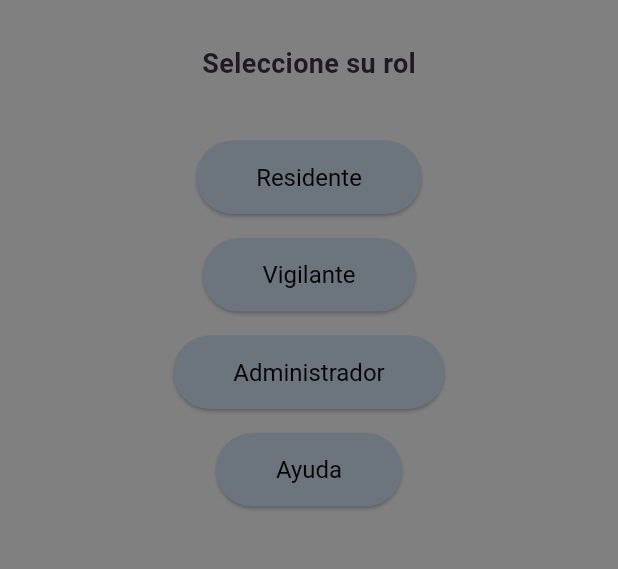
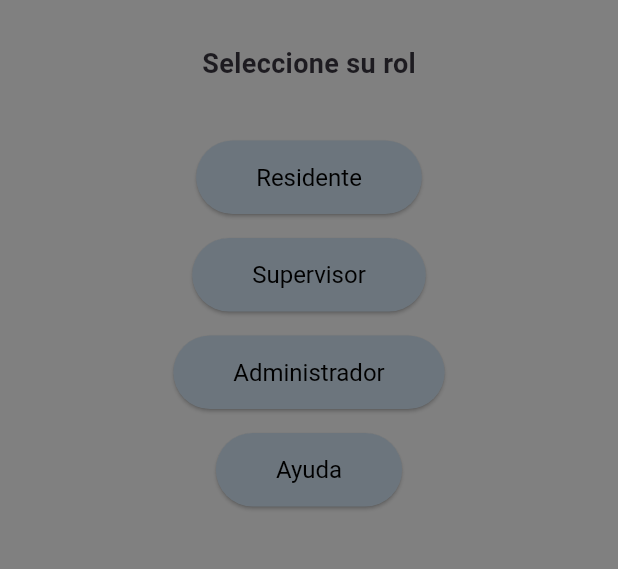
Before and after one commit to DevCristobalvc/Residencial.App_FrontEnd, a Flutter app: the screen it shows after launch, on a phone screen of 412 x 824 dp, the part 491-1060 px from its top. Run offline on Flutter 3.47's test engine with Material 3 defaults, Android fonts, the phone set to English and light mode, and no system bars; our stand-ins replace charts_flutter.

Commit message:
Supervisor, add info

```diff
--- a/lib/screens/Vigilante/dashboard_null_screen.dart
+++ b/lib/screens/Vigilante/dashboard_null_screen.dart
@@ -69,6 +69,8 @@ class UserInfoWidget extends StatelessWidget {
           SizedBox(height: 20.0),
           Text('Placa: ABC123'),
           Text('Nombre: Juan Pérez'),
+          Text('Torre: A'),
+          Text('Apartamento: 1208'),
           Text('Celular: 123-456-7890'),
           Text('Último Registro: 12/05/2024 10:30 AM'),
           SizedBox(height: 60.0), // Espacio adicional antes de la imagen
--- a/lib/screens/login_roles_screen.dart
+++ b/lib/screens/login_roles_screen.dart
@@ -39,7 +39,7 @@ class LoginRolesScreen extends StatelessWidget {
               const SizedBox(height: 30),
               ...[
                 {'role': 'Residente', 'route': LoginScreen()},
-                {'role': 'Vigilante', 'route': DashboardView()},
+                {'role': 'Supervisor', 'route': DashboardView()},
                 {
                   'role': 'Administrador',
                   'route': Placeholder()
```
